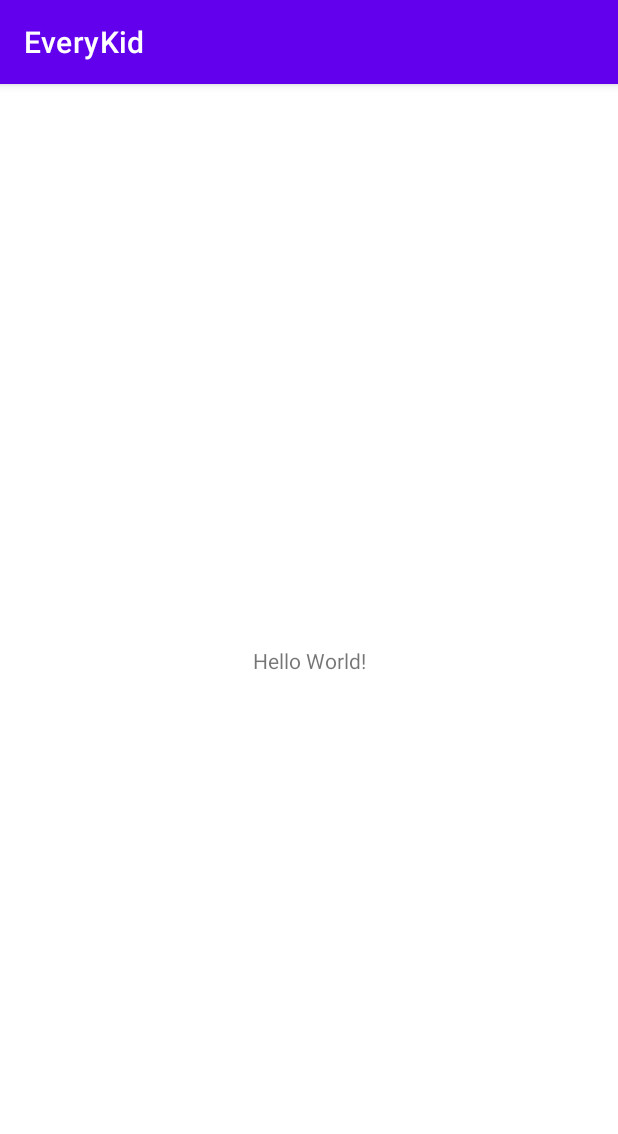
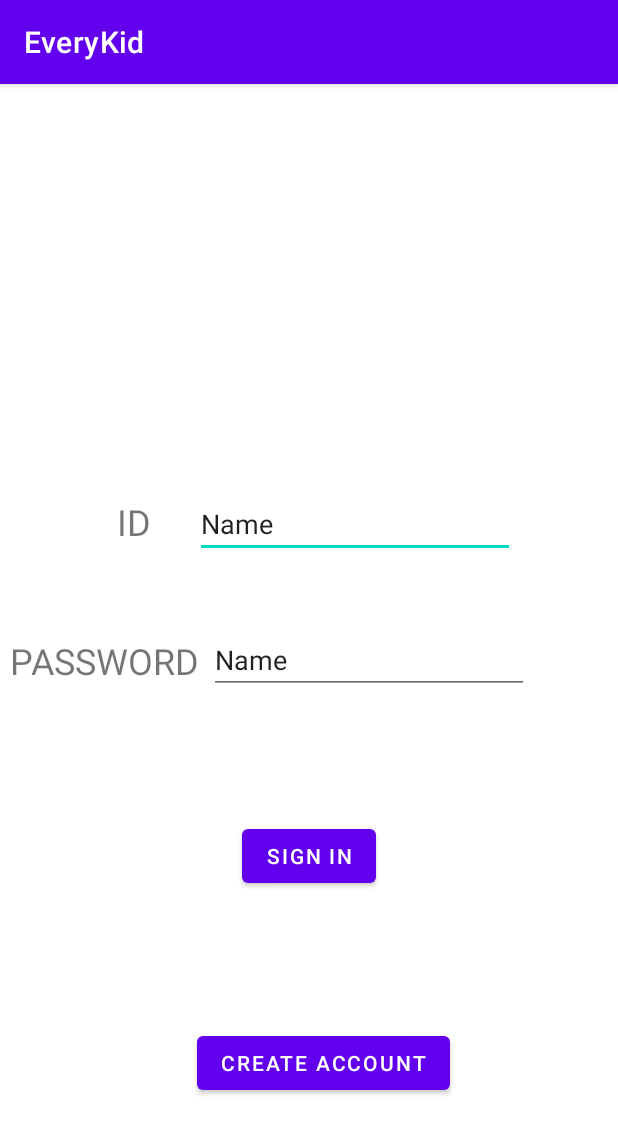
Before and after one commit to jjunehee/Capstone_EveryKid, an Android app: the screen it shows after launch (MainActivity), on a phone screen of 412 x 824 dp. Shown: the top 1134 px of the screen. Run offline under Robolectric (Android 15) with nearby library versions, the phone set to English and light mode, and no system bars.

Commit message:
[노수진] 로그인/회원가입 초기 화면 구현

```diff
--- a/app/src/main/res/layout/activity_main.xml
+++ b/app/src/main/res/layout/activity_main.xml
@@ -6,13 +6,80 @@
     android:layout_height="match_parent"
     tools:context=".MainActivity">
 
-    <TextView
+    <EditText
+        android:id="@+id/editTextTextPersonName"
         android:layout_width="wrap_content"
         android:layout_height="wrap_content"
-        android:text="Hello World!"
+        android:ems="10"
+        android:inputType="textPersonName"
+        android:text="Name"
+        app:layout_constraintBottom_toBottomOf="@+id/textView"
+        app:layout_constraintEnd_toEndOf="parent"
+        app:layout_constraintHorizontal_bias="0.297"
+        app:layout_constraintStart_toEndOf="@+id/textView"
+        app:layout_constraintTop_toTopOf="@+id/textView"
+        app:layout_constraintVertical_bias="0.384" />
+
+    <TextView
+        android:id="@+id/textView"
+        android:layout_width="wrap_content"
+        android:layout_height="wrap_content"
+        android:text="ID"
+        android:textSize="24sp"
         app:layout_constraintBottom_toBottomOf="parent"
-        app:layout_constraintLeft_toLeftOf="parent"
-        app:layout_constraintRight_toRightOf="parent"
-        app:layout_constraintTop_toTopOf="parent" />
+        app:layout_constraintEnd_toEndOf="parent"
+        app:layout_constraintHorizontal_bias="0.2"
+        app:layout_constraintStart_toStartOf="parent"
+        app:layout_constraintTop_toTopOf="parent"
+        app:layout_constraintVertical_bias="0.374" />
+
+    <EditText
+        android:id="@+id/editTextTextPersonName2"
+        android:layout_width="wrap_content"
+        android:layout_height="wrap_content"
+        android:ems="10"
+        android:inputType="textPersonName"
+        android:text="Name"
+        app:layout_constraintBottom_toBottomOf="@+id/textView2"
+        app:layout_constraintEnd_toEndOf="parent"
+        app:layout_constraintHorizontal_bias="0.102"
+        app:layout_constraintStart_toEndOf="@+id/textView2"
+        app:layout_constraintTop_toTopOf="@+id/textView2"
+        app:layout_constraintVertical_bias="0.538" />
+
+    <TextView
+        android:id="@+id/textView2"
+        android:layout_width="wrap_content"
+        android:layout_height="wrap_content"
+        android:text="PASSWORD"
+        android:textSize="24sp"
+        app:layout_constraintBottom_toBottomOf="parent"
+        app:layout_constraintEnd_toEndOf="parent"
+        app:layout_constraintHorizontal_bias="0.024"
+        app:layout_constraintStart_toStartOf="parent"
+        app:layout_constraintTop_toBottomOf="@+id/textView"
+        app:layout_constraintVertical_bias="0.14" />
+
+    <Button
+        android:id="@+id/button"
+        android:layout_width="wrap_content"
+        android:layout_height="wrap_content"
+        android:text="SIGN IN"
+        app:layout_constraintBottom_toTopOf="@+id/button2"
+        app:layout_constraintEnd_toEndOf="parent"
+        app:layout_constraintStart_toStartOf="parent"
+        app:layout_constraintTop_toBottomOf="@+id/textView2" />
+
+    <Button
+        android:id="@+id/button2"
+        android:layout_width="wrap_content"
+        android:layout_height="wrap_content"
+        android:text="CREATE ACCOUNT"
+        app:layout_constraintBottom_toBottomOf="parent"
+        app:layout_constraintEnd_toEndOf="parent"
+        app:layout_constraintHorizontal_bias="0.539"
+        app:layout_constraintStart_toStartOf="parent"
+        app:layout_constraintTop_toBottomOf="@+id/textView2"
+        app:layout_constraintVertical_bias="0.714" />
 
 </androidx.constraintlayout.widget.ConstraintLayout>
```
